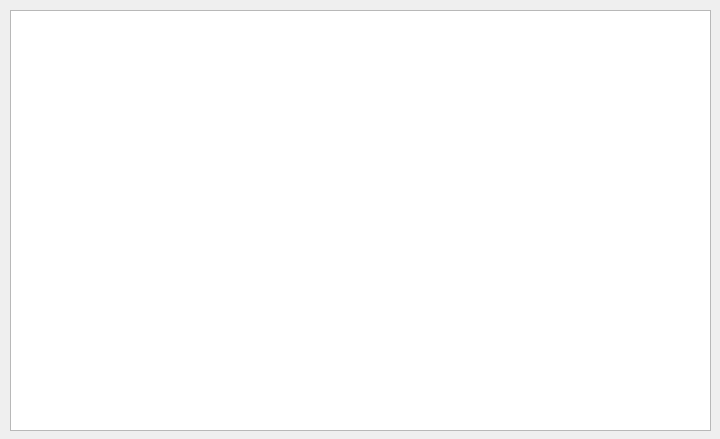
Lil-El/QT, file dnd.ui: the form before one commit.
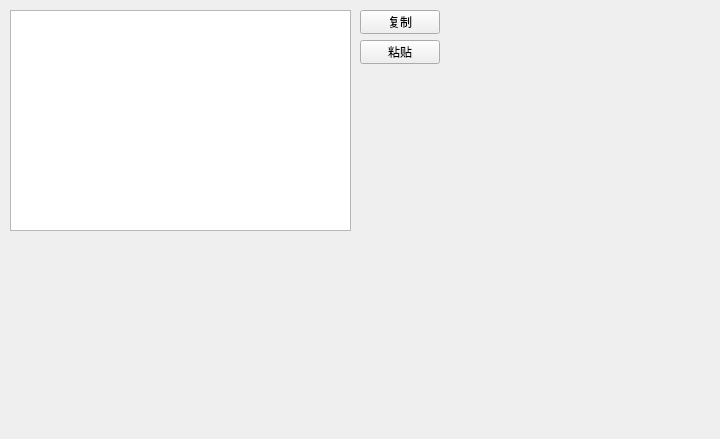
The form after the commit.

Commit message: Qt clipboard.

What changed in the file:
```diff
--- a/dnd.ui
+++ b/dnd.ui
@@ -18,11 +18,37 @@
     <rect>
      <x>10</x>
      <y>10</y>
-     <width>701</width>
-     <height>421</height>
+     <width>341</width>
+     <height>221</height>
     </rect>
    </property>
   </widget>
+  <widget class="QPushButton" name="pushButton">
+   <property name="geometry">
+    <rect>
+     <x>360</x>
+     <y>10</y>
+     <width>80</width>
+     <height>24</height>
+    </rect>
+   </property>
+   <property name="text">
+    <string>复制</string>
+   </property>
+  </widget>
+  <widget class="QPushButton" name="pushButton_2">
+   <property name="geometry">
+    <rect>
+     <x>360</x>
+     <y>40</y>
+     <width>80</width>
+     <height>24</height>
+    </rect>
+   </property>
+   <property name="text">
+    <string>粘贴</string>
+   </property>
+  </widget>
  </widget>
  <resources/>
  <connections/>
```
The commit also changes 2 other files.
